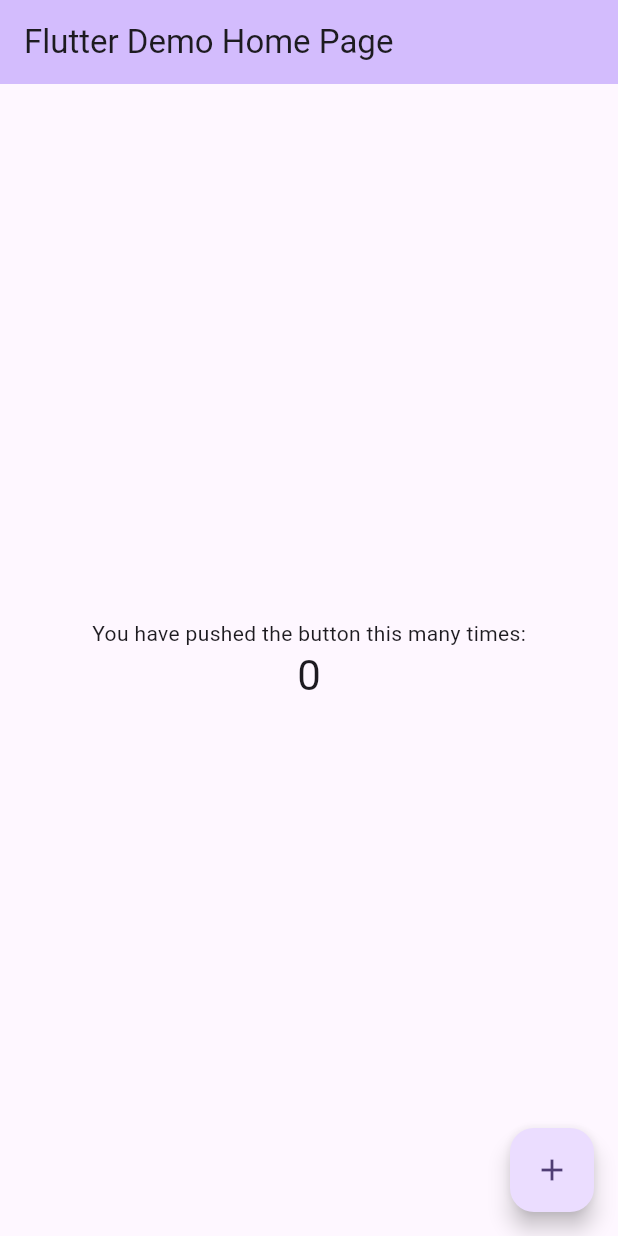
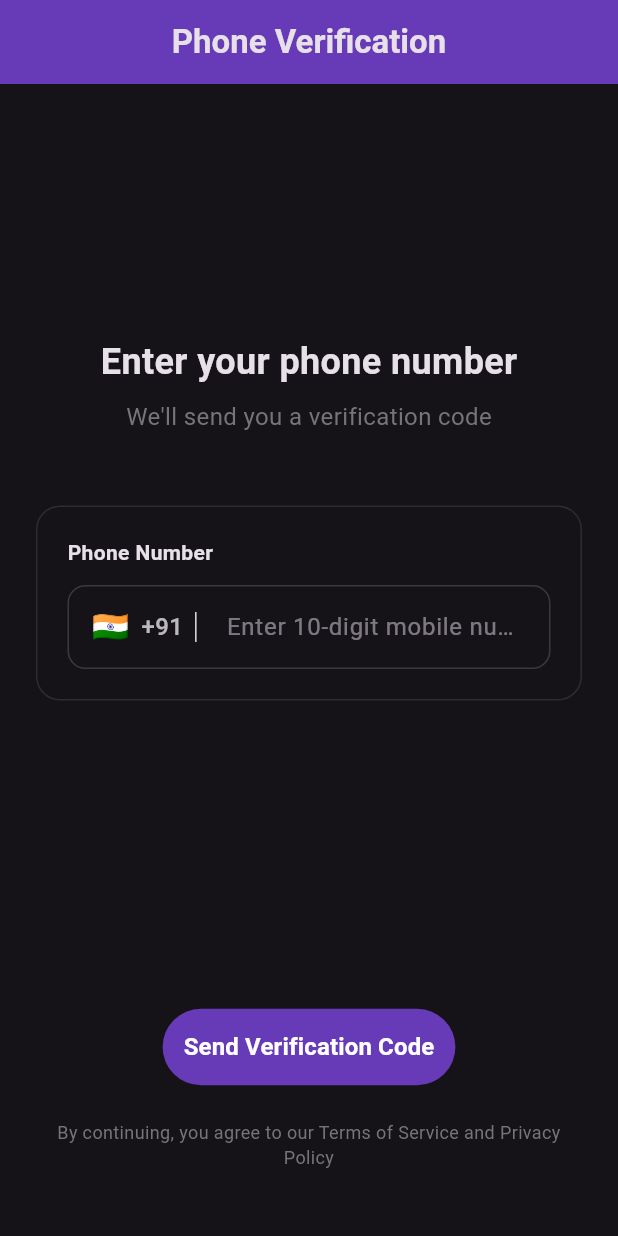
Before and after one commit to satvik-18/crispy-train, a Flutter app: the screen it shows after launch, on a phone screen of 412 x 824 dp. Run offline on Flutter 3.47's test engine with Material 3 defaults, Android fonts, the phone set to English and light mode, and no system bars; our stand-ins replace firebase_auth, firebase_core, get, pinput; accounts and stored records are empty.

Commit message:
Implement Firebase authentication and SMS verification flow

```diff
--- /dev/null
+++ b/crispy_train/lib/auth/loginpage.dart
@@ -0,0 +1,382 @@
+import 'package:crispy_train/auth/otppage.dart';
+import 'package:crispy_train/main.dart';
+import 'package:crispy_train/wrapper.dart';
+import 'package:firebase_auth/firebase_auth.dart';
+import 'package:flutter/material.dart';
+import 'package:flutter/services.dart';
+import 'package:get/get.dart';
+
+class Phonehome extends StatefulWidget {
+  const Phonehome({super.key});
+
+  @override
+  State<Phonehome> createState() => _PhonehomeState();
+}
+
+class _PhonehomeState extends State<Phonehome> {
+  final TextEditingController phoneController = TextEditingController();
+  final GlobalKey<FormState> _formKey = GlobalKey<FormState>();
+  bool isLoading = false;
+
+  @override
+  void dispose() {
+    phoneController.dispose();
+    super.dispose();
+  }
+
+  String? validatePhoneNumber(String? value) {
+    if (value == null || value.isEmpty) {
+      return 'Please enter a phone number';
+    }
+    if (value.length != 10) {
+      return 'Phone number must be 10 digits';
+    }
+    if (!RegExp(r'^[0-9]+$').hasMatch(value)) {
+      return 'Phone number must contain only digits';
+    }
+    return null;
+  }
+
+  Future<void> sendCode() async {
+    if (!_formKey.currentState!.validate()) return;
+
+    setState(() {
+      isLoading = true;
+    });
+
+    try {
+      await FirebaseAuth.instance.verifyPhoneNumber(
+        phoneNumber: '+91${phoneController.text.trim()}',
+        verificationCompleted: (PhoneAuthCredential credential) async {
+          // Fix: Check if mounted before calling setState
+          if (mounted) {
+            setState(() {
+              isLoading = false;
+            });
+          }
+
+          // Auto-verification completed - sign in automatically
+          try {
+            await FirebaseAuth.instance.signInWithCredential(credential);
+            if (mounted) {
+              Get.offAll(() => Wrapper());
+            }
+          } catch (e) {
+            print("Auto verification error: $e");
+            if (mounted) {
+              Get.snackbar("Error", "Auto verification failed");
+            }
+          }
+        },
+        verificationFailed: (FirebaseAuthException e) {
+          // Fix: Check if mounted before calling setState
+          if (mounted) {
+            setState(() {
+              isLoading = false;
+            });
+
+            Get.snackbar(
+              "Verification Failed",
+              e.message ?? "An error occurred during verification",
+              snackPosition: SnackPosition.TOP,
+              backgroundColor: Colors.red.shade100,
+              colorText: Colors.red.shade800,
+              icon: const Icon(Icons.error, color: Colors.red),
+              duration: const Duration(seconds: 4),
+            );
+          }
+          print("Verification failed: ${e.code} - ${e.message}");
+        },
+        codeSent: (String verificationId, int? resendToken) {
+          // Fix: Check if mounted before calling setState
+          if (mounted) {
+            setState(() {
+              isLoading = false;
+            });
+            Get.to(() => Otppage(vid: verificationId));
+          }
+          print("Code sent successfully to +91${phoneController.text.trim()}");
+        },
+        codeAutoRetrievalTimeout: (String verificationId) {
+          // Fix: Check if mounted before calling setState
+          if (mounted) {
+            setState(() {
+              isLoading = false;
+            });
+          }
+          print("Auto retrieval timeout");
+        },
+        timeout: const Duration(seconds: 60),
+      );
+    } catch (e) {
+      // Fix: Check if mounted before calling setState
+      if (mounted) {
+        setState(() {
+          isLoading = false;
+        });
+        Get.snackbar(
+          "Error",
+          "Something went wrong. Please try again.",
+          snackPosition: SnackPosition.TOP,
+          backgroundColor: Colors.red.shade100,
+          colorText: Colors.red.shade800,
+          icon: const Icon(Icons.error, color: Colors.red),
+        );
+      }
+      debugPrint("Error: $e");
+    }
+  }
+
+  @override
+  Widget build(BuildContext context) {
+    return Scaffold(
+      backgroundColor: Theme.of(context).scaffoldBackgroundColor,
+      appBar: AppBar(
+        title: const Text(
+          "Phone Verification",
+          style: TextStyle(fontWeight: FontWeight.w600),
+        ),
+        backgroundColor: AppColors.primaryColor,
+        foregroundColor:
+            Theme.of(context).appBarTheme.foregroundColor ??
+            Theme.of(context).colorScheme.onSurface,
+        elevation: 0,
+        centerTitle: true,
+      ),
+      body: SafeArea(
+        child: Padding(
+          padding: const EdgeInsets.all(24.0),
+          child: Form(
+            key: _formKey,
+            child: Column(
+              crossAxisAlignment: CrossAxisAlignment.stretch,
+              children: [
+                const SizedBox(height: 40),
+
+                // Header Section
+                Column(
+                  children: [
+                    Container(
+                      padding: const EdgeInsets.all(16),
+                      decoration: BoxDecoration(
+                        color: Theme.of(context).primaryColor.withOpacity(0.1),
+                        shape: BoxShape.circle,
+                      ),
+                      child: Icon(
+                        Icons.phone_android,
+                        size: 48,
+                        color: Theme.of(context).primaryColor,
+                      ),
+                    ),
+                    const SizedBox(height: 24),
+                    Text(
+                      "Enter your phone number",
+                      style: TextStyle(
+                        fontSize: 24,
+                        fontWeight: FontWeight.bold,
+                        color: Theme.of(context).colorScheme.onSurface,
+                      ),
+                    ),
+                    const SizedBox(height: 8),
+                    Text(
+                      "We'll send you a verification code",
+                      style: TextStyle(fontSize: 16, color: Colors.grey[600]),
+                    ),
+                  ],
+                ),
+
+                const SizedBox(height: 48),
+
+                // Phone Input Section
+                Container(
+                  decoration: BoxDecoration(
+                    color: Theme.of(context).cardColor,
+                    borderRadius: BorderRadius.circular(16),
+                    boxShadow: Theme.of(context).brightness == Brightness.light
+                        ? [
+                            BoxShadow(
+                              color: Colors.black.withOpacity(0.05),
+                              blurRadius: 10,
+                              offset: const Offset(0, 2),
+                            ),
+                          ]
+                        : null,
+                    border: Theme.of(context).brightness == Brightness.dark
+                        ? Border.all(
+                            color: Theme.of(
+                              context,
+                            ).colorScheme.outline.withOpacity(0.2),
+                          )
+                        : null,
+                  ),
+                  child: Padding(
+                    padding: const EdgeInsets.all(20),
+                    child: Column(
+                      crossAxisAlignment: CrossAxisAlignment.start,
+                      children: [
+                        Text(
+                          "Phone Number",
+                          style: TextStyle(
+                            fontSize: 14,
+                            fontWeight: FontWeight.w600,
+                            color: Theme.of(context).colorScheme.onSurface,
+                          ),
+                        ),
+                        const SizedBox(height: 12),
+                        TextFormField(
+                          controller: phoneController,
+                          keyboardType: TextInputType.phone,
+                          inputFormatters: [
+                            FilteringTextInputFormatter.digitsOnly,
+                            LengthLimitingTextInputFormatter(10),
+                          ],
+                          validator: validatePhoneNumber,
+                          decoration: InputDecoration(
+                            hintText: "Enter 10-digit mobile number",
+                            hintStyle: TextStyle(
+                              color: Theme.of(
+                                context,
+                              ).colorScheme.onSurface.withOpacity(0.5),
+                            ),
+                            prefixIcon: Container(
+                              padding: const EdgeInsets.symmetric(
+                                horizontal: 16,
+                              ),
+                              child: Row(
+                                mainAxisSize: MainAxisSize.min,
+                                children: [
+                                  Text(
+                                    "🇮🇳",
+                                    style: const TextStyle(fontSize: 20),
+                                  ),
+                                  const SizedBox(width: 8),
+                                  Text(
+                                    "+91",
+                                    style: TextStyle(
+                                      fontSize: 16,
+                                      fontWeight: FontWeight.w500,
+                                      color: Theme.of(
+                                        context,
+                                      ).colorScheme.onSurface.withOpacity(0.8),
+                                    ),
+                                  ),
+                                  const SizedBox(width: 8),
+                                  Container(
+                                    height: 20,
+                                    width: 1,
+                                    color: Colors.grey[300],
+                                  ),
+                                ],
+                              ),
+                            ),
+                            border: OutlineInputBorder(
+                              borderRadius: BorderRadius.circular(12),
+                              borderSide: BorderSide(
+                                color: Theme.of(
+                                  context,
+                                ).colorScheme.outline.withOpacity(0.3),
+                              ),
+                            ),
+                            enabledBorder: OutlineInputBorder(
+                              borderRadius: BorderRadius.circular(12),
+                              borderSide: BorderSide(
+                                color: Theme.of(
+                                  context,
+                                ).colorScheme.outline.withOpacity(0.3),
+                              ),
+                            ),
+                            focusedBorder: OutlineInputBorder(
+                              borderRadius: BorderRadius.circular(12),
+                              borderSide: BorderSide(
+                                color: Theme.of(context).primaryColor,
+                                width: 2,
+                              ),
+                            ),
+                            errorBorder: OutlineInputBorder(
+                              borderRadius: BorderRadius.circular(12),
+                              borderSide: const BorderSide(color: Colors.red),
+                            ),
+                            focusedErrorBorder: OutlineInputBorder(
+                              borderRadius: BorderRadius.circular(12),
+                              borderSide: const BorderSide(
+                                color: Colors.red,
+                                width: 2,
+                              ),
+                            ),
+                            contentPadding: const EdgeInsets.symmetric(
+                              horizontal: 16,
+                              vertical: 16,
+                            ),
+                          ),
+                        ),
+                      ],
+                    ),
+                  ),
+                ),
+
+                const Spacer(),
+
+                // Send Code Button
+                SizedBox(
+                  height: 56,
+                  child: ElevatedButton(
+                    onPressed: isLoading ? null : sendCode,
+                    style: ElevatedButton.styleFrom(
+                      backgroundColor: Theme.of(context).primaryColor,
+                      foregroundColor: Colors.white,
+                      elevation: 0,
+                      shape: RoundedRectangleBorder(
+                        borderRadius: BorderRadius.circular(16),
+                      ),
+                      disabledBackgroundColor: Theme.of(
+                        context,
+                      ).colorScheme.onSurface.withOpacity(0.12),
+                    ),
+                    child: isLoading
+                        ? const SizedBox(
+                            height: 24,
+                            width: 24,
+                            child: CircularProgressIndicator(
+                              strokeWidth: 2,
+                              valueColor: AlwaysStoppedAnimation<Color>(
+                                Colors.white,
+                              ),
+                            ),
+                          )
+                        : Container(
+                            decoration: BoxDecoration(
+                              color: AppColors.primaryColor,
+                              borderRadius: BorderRadius.circular(30),
+                            ),
+                            child: Padding(
+                              padding: const EdgeInsets.all(14.0),
+                              child: const Text(
+                                "Send Verification Code",
+                                style: TextStyle(
+                                  fontSize: 16,
+                                  fontWeight: FontWeight.w600,
+                                ),
+                              ),
+                            ),
+                          ),
+                  ),
+                ),
+
+                const SizedBox(height: 20),
+
+                // Terms Text
+                Text(
+                  "By continuing, you agree to our Terms of Service and Privacy Policy",
+                  textAlign: TextAlign.center,
+                  style: TextStyle(fontSize: 12, color: Colors.grey[600]),
+                ),
+
+                const SizedBox(height: 20),
+              ],
+            ),
+          ),
+        ),
+      ),
+    );
+  }
+}
--- a/crispy_train/lib/main.dart
+++ b/crispy_train/lib/main.dart
@@ -1,6 +1,19 @@
+import 'package:crispy_train/wrapper.dart';
 import 'package:flutter/material.dart';
 
-void main() {
+import 'package:firebase_core/firebase_core.dart';
+import 'package:get/get_navigation/src/root/get_material_app.dart';
+
+class AppColors {
+  static const Color primaryColor = Colors.deepPurple;
+  static const Color secondaryColor = Colors.grey;
+  static const Color backgroundColor = Colors.white;
+  static const Color primaryLight = Colors.deepPurpleAccent;
+}
+
+void main() async {
+  WidgetsFlutterBinding.ensureInitialized();
+  await Firebase.initializeApp();
   runApp(const MyApp());
 }
 
@@ -10,27 +23,17 @@ class MyApp extends StatelessWidget {
   // This widget is the root of your application.
   @override
   Widget build(BuildContext context) {
-    return MaterialApp(
+    return GetMaterialApp(
       title: 'Flutter Demo',
       theme: ThemeData(
-        // This is the theme of your application.
-        //
-        // TRY THIS: Try running your application with "flutter run". You'll see
-        // the application has a purple toolbar. Then, without quitting the app,
-        // try changing the seedColor in the colorScheme below to Colors.green
-        // and then invoke "hot reload" (save your changes or press the "hot
-        // reload" button in a Flutter-supported IDE, or press "r" if you used
-        // the command line to start the app).
-        //
-        // Notice that the counter didn't reset back to zero; the application
-        // state is not lost during the reload. To reset the state, use hot
-        // restart instead.
-        //
-        // This works for code too, not just values: Most code changes can be
-        // tested with just a hot reload.
-        colorScheme: ColorScheme.fromSeed(seedColor: Colors.deepPurple),
+        useMaterial3: true,
+        colorScheme: ColorScheme.fromSeed(
+          seedColor: AppColors.primaryColor,
+          brightness: Brightness.dark,
+        ),
       ),
-      home: const MyHomePage(title: 'Flutter Demo Home Page'),
+      home: Wrapper(),
+      debugShowCheckedModeBanner: false,
     );
   }
 }
--- /dev/null
+++ b/crispy_train/lib/wrapper.dart
@@ -0,0 +1,29 @@
+import 'package:crispy_train/homepage.dart';
+import 'package:crispy_train/auth/loginpage.dart';
+import 'package:firebase_auth/firebase_auth.dart';
+import 'package:flutter/material.dart';
+
+class Wrapper extends StatefulWidget {
+  const Wrapper({super.key});
+
+  @override
+  State<Wrapper> createState() => _WrapperState();
+}
+
+class _WrapperState extends State<Wrapper> {
+  @override
+  Widget build(BuildContext context) {
+    return Scaffold(
+      body: StreamBuilder(
+        stream: FirebaseAuth.instance.authStateChanges(),
+        builder: (context, snapshot) {
+          if (snapshot.hasData) {
+            return Homepage();
+          } else {
+            return Phonehome();
+          }
+        },
+      ),
+    );
+  }
+}
```
Also changed, not shown: crispy_train/lib/auth/otppage.dart (added, +122 -0 lines), crispy_train/lib/homepage.dart (added, +50 -0 lines), crispy_train/pubspec.yaml (+8 -0 lines), crispy_train/assets/Images/otpscreen.png (added), crispy_train/firebase.json (added), crispy_train/lib/firebase_options.dart (added), crispy_train/pubspec.lock, 8 other files.
